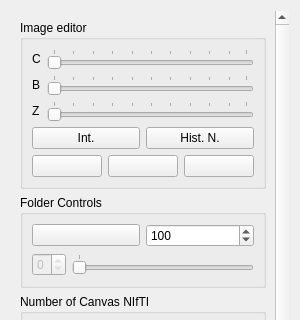
This is controlswidget.ui in GIBIS-UNIFESP/BIAL-GUI as Qt 5 draws it before an edit; both pictures show x 0 to 300 and y 0 to 320 of the 300 by 734 pixel window. The edited form follows.
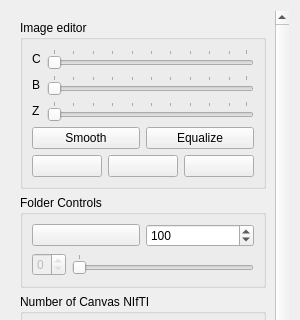
This is the edited form. Icons and pictures are not drawn.

What changed in the file:
```diff
--- a/controlswidget.ui
+++ b/controlswidget.ui
@@ -815,7 +815,7 @@
                <string>Interpolation</string>
               </property>
               <property name="text">
-               <string>Int.</string>
+               <string>Smooth</string>
               </property>
               <property name="checkable">
                <bool>true</bool>
@@ -828,7 +828,7 @@
                <string>Histogram Normalization</string>
               </property>
               <property name="text">
-               <string>Hist. N.</string>
+               <string>Equalize</string>
               </property>
               <property name="checkable">
                <bool>true</bool>
```
Left out of the diff: 4 changed lines with no effect on the pictures.
